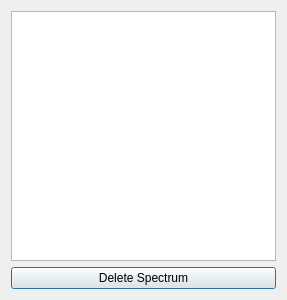
First picture: the form in spectrumselectiondialog.ui, repository VespucciProject/Vespucci, before the edit.
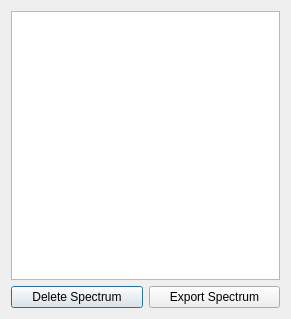
Second picture: the form after the edit.

Commit message: Ability to export spectra from SpectrumSelectionDialog

Patch:
```diff
--- a/spectrumselectiondialog.ui
+++ b/spectrumselectiondialog.ui
@@ -7,14 +7,32 @@
     <x>0</x>
     <y>0</y>
     <width>287</width>
-    <height>300</height>
+    <height>318</height>
    </rect>
   </property>
   <property name="windowTitle">
    <string>Dialog</string>
   </property>
   <layout class="QGridLayout" name="gridLayout">
-   <item row="0" column="0">
+   <item row="3" column="0">
+    <layout class="QHBoxLayout" name="horizontalLayout">
+     <item>
+      <widget class="QPushButton" name="pushButton">
+       <property name="text">
+        <string>Delete Spectrum</string>
+       </property>
+      </widget>
+     </item>
+     <item>
+      <widget class="QPushButton" name="pushButton_2">
+       <property name="text">
+        <string>Export Spectrum</string>
+       </property>
+      </widget>
+     </item>
+    </layout>
+   </item>
+   <item row="0" column="0" rowspan="3">
     <widget class="QTableView" name="tableView">
      <property name="sizePolicy">
       <sizepolicy hsizetype="Preferred" vsizetype="Preferred">
@@ -22,12 +40,11 @@
        <verstretch>0</verstretch>
       </sizepolicy>
      </property>
-    </widget>
-   </item>
-   <item row="1" column="0">
-    <widget class="QPushButton" name="pushButton">
-     <property name="text">
-      <string>Delete Spectrum</string>
+     <property name="minimumSize">
+      <size>
+       <width>269</width>
+       <height>269</height>
+      </size>
      </property>
     </widget>
    </item>
```
The commit also changes 4 other files.
